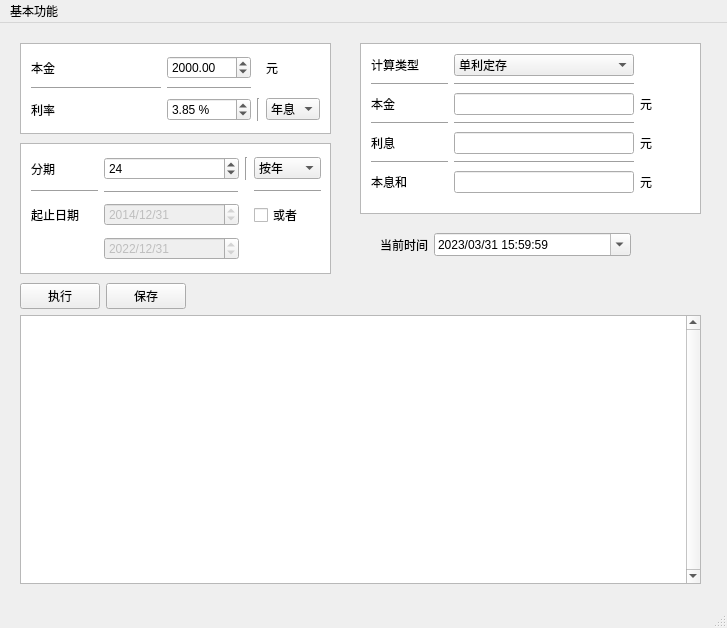
This is ui/GuiForm.ui in zero-bugs/simpleCalcApp as Qt 5 draws it before an edit. The edited form follows.
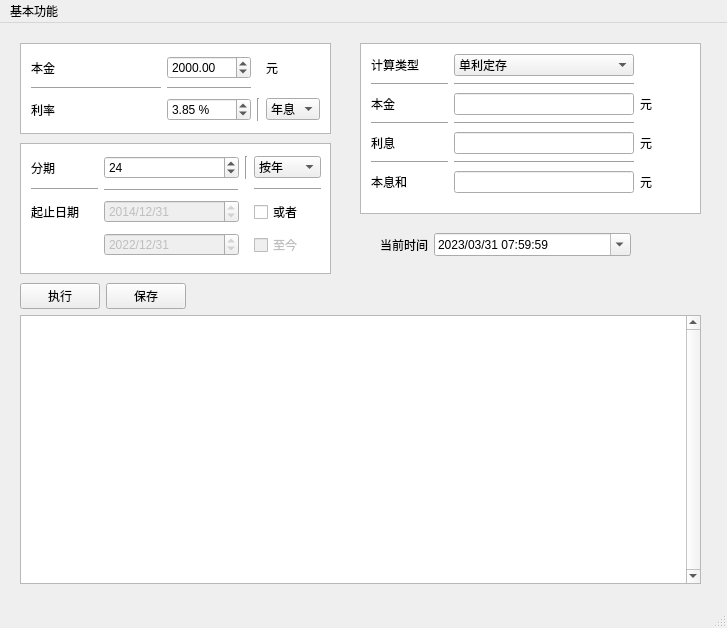
This is the edited form.

What changed in the file:
```diff
--- a/ui/GuiForm.ui
+++ b/ui/GuiForm.ui
@@ -342,7 +342,7 @@
          <second>0</second>
          <year>1755</year>
          <month>9</month>
-         <day>13</day>
+         <day>12</day>
         </datetime>
        </property>
        <property name="displayFormat">
@@ -440,6 +440,16 @@
        </property>
       </widget>
      </item>
+     <item row="4" column="3">
+      <widget class="QCheckBox" name="stageCheckBox_2">
+       <property name="enabled">
+        <bool>false</bool>
+       </property>
+       <property name="text">
+        <string>至今</string>
+       </property>
+      </widget>
+     </item>
     </layout>
    </widget>
    <widget class="QWidget" name="gridLayoutWidget_4">
@@ -750,7 +760,7 @@
       <widget class="QDateTimeEdit" name="dateTimeEdit">
        <property name="dateTime">
         <datetime>
-         <hour>15</hour>
+         <hour>7</hour>
          <minute>59</minute>
          <second>59</second>
          <year>2023</year>
@@ -760,7 +770,7 @@
        </property>
        <property name="maximumDateTime">
         <datetime>
-         <hour>15</hour>
+         <hour>7</hour>
          <minute>59</minute>
          <second>59</second>
          <year>9999</year>
```
Left out of the diff: 12 changed lines with no effect on the pictures.
